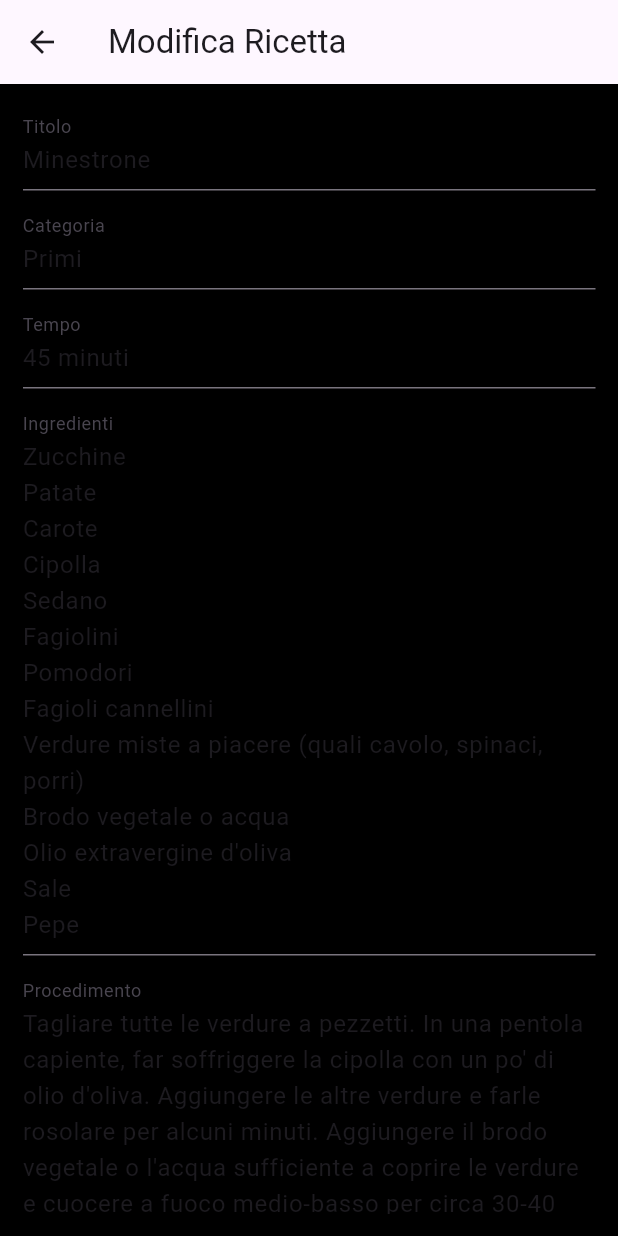
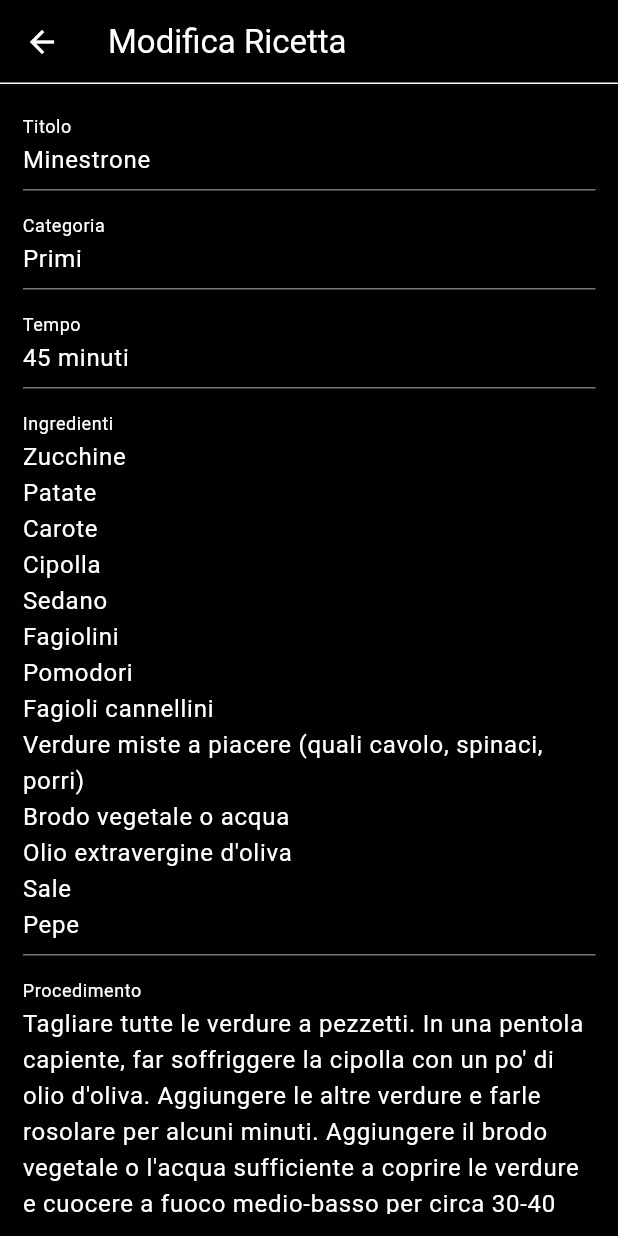
Before and after one commit to iamloll/Lavoro_Gruppo_Flutter_Vem_LA, a Flutter app: the ModifyRecipe screen opened directly, on a phone screen of 412 x 824 dp. Run offline on Flutter 3.47's test engine with Material 3 defaults, Android fonts, the phone set to English and light mode, and no system bars; our stand-ins replace accordion.

Commit message:
Changed text colors and modify recipe

```diff
--- a/zdor_app/lib/services/recipes_service.dart
+++ b/zdor_app/lib/services/recipes_service.dart
@@ -29,7 +29,7 @@ const recipesJson = '''
       "id": "1",
       "title": "Spaghetti alla carbonara",
       "category": "Primi",
-      "image": "assets/images_recipes/carbonara.jpg",
+      "image": "assets/image_recipes/carbonara.jpg",
       "ingredients_list": [
         "Spaghetti",
         "Uova",
@@ -44,7 +44,7 @@ const recipesJson = '''
       "id": "2",
       "title": "Risotto ai funghi",
       "category": "Primi",
-      "image": "assets/images_recipes/risotto_funghi.jpg",
+      "image": "assets/image_recipes/risotto_funghi.jpg",
       "ingredients_list": [
         "Riso",
         "Funghi porcini",
@@ -62,7 +62,7 @@ const recipesJson = '''
       "id": "3",
       "title": "Spaghetti alle vongole",
       "category": "Primi",
-      "image": "assets/images_recipes/spaghetti_vongole.jpg",
+      "image": "assets/image_recipes/spaghetti_vongole.jpg",
       "ingredients_list": [
         "Spaghetti",
         "Vongole",
@@ -79,7 +79,7 @@ const recipesJson = '''
       "id": "4",
       "title": "Lasagne al forno",
       "category": "Primi",
-      "image": "assets/images_recipes/lasagne.jpg",
+      "image": "assets/image_recipes/lasagne.jpg",
       "ingredients_list": [
         "Lasagne",
         "Carne macinata",
@@ -96,7 +96,7 @@ const recipesJson = '''
       "id": "5",
       "title": "Minestrone",
       "category": "Primi",
-      "image": "assets/images_recipes/minestrone.jpg",
+      "image": "assets/image_recipes/minestrone.jpg",
       "ingredients_list": [
         "Zucchine",
         "Patate",
@@ -119,7 +119,7 @@ const recipesJson = '''
       "id": "6",
       "title": "Muffin al cioccolato",
       "category": "Colazione",
-      "image": "assets/images_recipes/muffin_cioccolato.jpg",
+      "image": "assets/image_recipes/muffin_cioccolato.jpg",
       "ingredients_list": [
         "Farina",
         "Zucchero",
@@ -138,7 +138,7 @@ const recipesJson = '''
       "id": "7",
       "title": "Pancake",
       "category": "Colazione",
-      "image": "assets/images_recipes/pancake.jpg",
+      "image": "assets/image_recipes/pancake.jpg",
       "ingredients_list": [
         "Farina",
         "Zucchero",
@@ -155,7 +155,7 @@ const recipesJson = '''
       "id": "8",
       "title": "Croissant alla crema",
       "category": "Colazione",
-      "image": "assets/images_recipes/croissant_crema.jpg",
+      "image": "assets/image_recipes/croissant_crema.jpg",
       "ingredients_list": [
         "Pasta sfoglia",
         "Crema pasticcera",
@@ -169,7 +169,7 @@ const recipesJson = '''
       "id": "9",
       "title": "Uova alla benedict",
       "category": "Colazione",
-      "image": "assets/images_recipes/uova_benedict.jpg",
+      "image": "assets/image_recipes/uova_benedict.jpg",
       "ingredients_list": [
         "Uova",
         "Panini muffin (o altro tipo di pane)",
@@ -186,7 +186,7 @@ const recipesJson = '''
       "id": "10",
       "title": "Bowl di yogurt alla frutta fresca e cereali",
       "category": "Colazione",
-      "image": "assets/images_recipes/bowl_frutta.jpg",
+      "image": "assets/image_recipes/bowl_frutta.jpg",
       "ingredients_list": [
         "Yogurt greco",
         "Frutta fresca (fragole, mirtilli, banane, ecc.)",
@@ -201,7 +201,7 @@ const recipesJson = '''
       "id": "11",
       "title": "Bruschette al pomodoro",
       "category": "Antipasti",
-      "image": "assets/images_recipes/bruschetta.jpg",
+      "image": "assets/image_recipes/bruschetta.jpg",
       "ingredients_list": [
         "Pane rustico",
         "Pomodori maturi",
@@ -218,7 +218,7 @@ const recipesJson = '''
       "id": "12",
       "title": "Carpaccio di manzo",
       "category": "Antipasti",
-      "image": "assets/images_recipes/carpaccio.jpg",
+      "image": "assets/image_recipes/carpaccio.jpg",
       "ingredients_list": [
         "Fettine di manzo",
         "Rucola",
@@ -235,7 +235,7 @@ const recipesJson = '''
       "id": "13",
       "title": "Insalata di mare",
       "category": "Antipasti",
-      "image": "assets/images_recipes/insalata_mare.jpg",
+      "image": "assets/image_recipes/insalata_mare.jpg",
       "ingredients_list": [
         "Frutti di mare misti (cozze, vongole, gamberetti)",
         "Pomodorini ciliegia",
@@ -253,7 +253,7 @@ const recipesJson = '''
       "id": "14",
       "title": "Crostini con pate di olive",
       "category": "Antipasti",
-      "image": "assets/images_recipes/crostini_olive.jpg",
+      "image": "assets/image_recipes/crostini_olive.jpg",
       "ingredients_list": [
         "Pane croccante",
         "Olive nere denocciolate",
@@ -270,7 +270,7 @@ const recipesJson = '''
       "id": "15",
       "title": "Frittelle di zucchine",
       "category": "Antipasti",
-      "image": "assets/images_recipes/frittelle.jpg",
+      "image": "assets/image_recipes/frittelle.jpg",
       "ingredients_list": [
         "Zucchine",
         "Farina",
@@ -289,7 +289,7 @@ const recipesJson = '''
       "id": "16",
       "title": "Pollo al limone",
       "category": "Secondi",
-      "image": "assets/images_recipes/pollo_limone.jpg",
+      "image": "assets/image_recipes/pollo_limone.jpg",
       "ingredients_list": [
         "Petto di pollo",
         "Limoni",
@@ -307,7 +307,7 @@ const recipesJson = '''
       "id": "17",
       "title": "Filetto di branzino al forno",
       "category": "Secondi",
-      "image": "assets/images_recipes/branzino.jpg",
+      "image": "assets/image_recipes/branzino.jpg",
       "ingredients_list": [
         "Filetti di branzino",
         "Limone",
@@ -324,7 +324,7 @@ const recipesJson = '''
       "id": "18",
       "title": "Tagliata di manzo",
       "category": "Secondi",
-      "image": "assets/images_recipes/tagliata.jpg",
+      "image": "assets/image_recipes/tagliata.jpg",
       "ingredients_list": [
         "Bistecca di manzo",
         "Rosmarino",
@@ -340,7 +340,7 @@ const recipesJson = '''
       "id": "19",
       "title": "Polpette di melanzane",
       "category": "Secondi",
-      "image": "assets/images_recipes/polpette_melanzane.jpg",
+      "image": "assets/image_recipes/polpette_melanzane.jpg",
       "ingredients_list": [
         "Melanzane",
         "Pane grattugiato",
@@ -359,7 +359,7 @@ const recipesJson = '''
       "id": "20",
       "title": "Cotoletta alla milanese",
       "category": "Secondi",
-      "image": "assets/images_recipes/cotoletta_milanese.jpg",
+      "image": "assets/image_recipes/cotoletta_milanese.jpg",
       "ingredients_list": [
         "Fettine di carne (vitello, maiale o pollo)",
         "Uova",
@@ -377,7 +377,7 @@ const recipesJson = '''
       "id": "21",
       "title": "Cheesecake alle fragole",
       "category": "Dolci",
-      "image": "assets/images_recipes/cheesecake.jpg",
+      "image": "assets/image_recipes/cheesecake.jpg",
       "ingredients_list": [
         "Biscotti digestive",
         "Burro fuso",
@@ -395,7 +395,7 @@ const recipesJson = '''
       "id": "22",
       "title": "Crostata di frutta",
       "category": "Dolci",
-      "image": "assets/images_recipes/crostata_frutta.jpg",
+      "image": "assets/image_recipes/crostata_frutta.jpg",
       "ingredients_list": [
         "Farina",
         "Burro",
@@ -411,7 +411,7 @@ const recipesJson = '''
       "id": "23",
       "title": "Mousse al cioccolato",
       "category": "Dolci",
-      "image": "assets/images_recipes/mousse_ciocco.jpg",
+      "image": "assets/image_recipes/mousse_ciocco.jpg",
       "ingredients_list": [
         "Cioccolato fondente",
         "Uova",
@@ -425,7 +425,7 @@ const recipesJson = '''
       "id": "24",
       "title": "Cannoli siciliani",
       "category": "Dolci",
-      "image": "assets/images_recipes/cannoli_siciliani.jpg",
+      "image": "assets/image_recipes/cannoli_siciliani.jpg",
       "ingredients_list": [
         "Farina",
         "Zucchero",
@@ -447,7 +447,7 @@ const recipesJson = '''
       "id": "25",
       "title": "Tiramisù",
       "category": "Dolci",
-      "image": "assets/images_recipes/tiramisu.jpg",
+      "image": "assets/image_recipes/tiramisu.jpg",
       "ingredients_list": [
         "Savoiardi",
         "Caffè",
@@ -462,7 +462,7 @@ const recipesJson = '''
       "id": "26",
       "title": "Pizza Margherita",
       "category": "Lievitati",
-      "image": "assets/images_recipes/pizza.jpg",
+      "image": "assets/image_recipes/pizza.jpg",
       "ingredients_list": [
         "Farina",
         "Acqua",
@@ -479,7 +479,7 @@ const recipesJson = '''
       "id": "27",
       "title": "Focaccia",
       "category": "Lievitati",
-      "image": "assets/images_recipes/focaccia.jpg",
+      "image": "assets/image_recipes/focaccia.jpg",
       "ingredients_list": [
         "Farina",
         "Acqua",
@@ -496,7 +496,7 @@ const recipesJson = '''
       "id": "28",
       "title": "Pane ai cereali",
       "category": "Lievitati",
-      "image": "assets/images_recipes/pane_cereali.jpg",
+      "image": "assets/image_recipes/pane_cereali.jpg",
       "ingredients_list": [
         "Farina",
         "Acqua",
@@ -514,7 +514,7 @@ const recipesJson = '''
       "id": "29",
       "title": "Panzerotti",
       "category": "Lievitati",
-      "image": "assets/images_recipes/panzerotti.jpg",
+      "image": "assets/image_recipes/panzerotti.jpg",
       "ingredients_list": [
         "Farina",
         "Acqua",
@@ -534,7 +534,7 @@ const recipesJson = '''
       "id": "30",
       "title": "Gnocco Fritto",
       "category": "Lievitati",
-      "image": "assets/images_recipes/gnocco_fritto.jpg",
+      "image": "assets/image_recipes/gnocco_fritto.jpg",
       "ingredients_list": [
         "Farina",
         "Acqua",
--- a/zdor_app/lib/widgets/horizontal_recipe_card.dart
+++ b/zdor_app/lib/widgets/horizontal_recipe_card.dart
@@ -39,7 +39,7 @@ class _RecipeCardHorizontalState extends State<RecipeCardHorizontal> {
             Colors.black.withOpacity(0.35),
             BlendMode.multiply,
           ),
-          image: NetworkImage(widget.recipe.image ?? ''), // Immagine della ricetta
+          image: AssetImage(widget.recipe.image ?? ''), // Immagine della ricetta
           fit: BoxFit.cover, // Adatta l'immagine per coprire tutto il container
         ),
       ),
--- a/zdor_app/lib/widgets/recipe_card.dart
+++ b/zdor_app/lib/widgets/recipe_card.dart
@@ -41,7 +41,7 @@ class _RecipeCardState extends State<RecipeCard> {
             Colors.black.withOpacity(0.35),
             BlendMode.multiply,
           ),
-          image: NetworkImage(widget.recipe.image ?? ''), // Immagine della ricetta
+          image: AssetImage(widget.recipe.image ?? ''), // Immagine della ricetta
           fit: BoxFit.cover, // Adatta l'immagine per coprire tutto il container
         ),
       ),
--- a/zdor_app/lib/widgets/recipe_detail/recipe_detail_screen.dart
+++ b/zdor_app/lib/widgets/recipe_detail/recipe_detail_screen.dart
@@ -6,12 +6,13 @@ import 'package:zdor_app/services/recipes_service.dart';
 //import 'package:zdor_app/widgets/share_buttons.dart';
 import 'recipe_detail.dart';
 import 'share_recipe.dart';
+import 'package:zdor_app/widgets/style/constant.dart';
 
 import 'package:zdor_app/models/recipe.dart'; // Importa la classe Recipe
 
 class RecipeDetailScreen extends StatelessWidget {
   static const headerStyle = TextStyle(
-      color: Color.fromARGB(255, 255, 255, 255), fontSize: 18, fontWeight: FontWeight.bold);
+      color: kWhiteColor, fontSize: 18, fontWeight: FontWeight.bold);
 
   const RecipeDetailScreen({Key? key});
 
@@ -19,12 +20,12 @@ class RecipeDetailScreen extends StatelessWidget {
   Widget build(BuildContext context) {
     final recipesList = RecipesService().getRecipes(results: 10).toList();
     return Scaffold(
-      backgroundColor: Color.fromARGB(255, 1, 1, 1),
+      backgroundColor: kBlackColor,
       appBar: AppBar(
-        backgroundColor: Color.fromARGB(255, 1, 1, 1),
+        backgroundColor: kBlackColor,
         shape: Border(
             bottom: BorderSide(
-                color: Colors.white,
+                color: kWhiteColor,
                 width: 1
             )
         ),
@@ -33,9 +34,9 @@ class RecipeDetailScreen extends StatelessWidget {
         leading: Builder(
           builder: (BuildContext context) {
             return IconButton(
-              icon: const Icon(Icons.arrow_back, color: Colors.white,),
+              icon: const Icon(Icons.arrow_back, color: kWhiteColor,),
               onPressed: () {
-
+                //Navigator.pop(context);
               },
               tooltip: MaterialLocalizations.of(context).openAppDrawerTooltip,
             );
@@ -43,12 +44,12 @@ class RecipeDetailScreen extends StatelessWidget {
         ),
 
         //Recipe title
-        title: Text(recipesList[4].title!, style: TextStyle(color: Colors.white),),
+        title: Text(recipesList[4].title!, style: TextStyle(color: kWhiteColor)),
 
         //Appbar menu
         actions: <Widget>[
           //menuAccordion(headerStyle: headerStyle)
-          PopupMenuButton(icon: Icon(Icons.menu, color: Colors.white,),itemBuilder: (context) {
+          PopupMenuButton(icon: Icon(Icons.menu, color: kWhiteColor,),itemBuilder: (context) {
             return [
               PopupMenuItem(
                 child: Text("Modifica"),
@@ -117,7 +118,7 @@ class _ModifyRecipeState extends State<ModifyRecipe> {
 
   @override
   Widget build(BuildContext context) {
-    final Recipe selectedRecipe = RecipesService().getRecipes(results: 10).toList()[4];
+    final Recipe selectedRecipe = RecipesService().getRecipes().toList()[4];
 
     _title = selectedRecipe.title;
     _category = selectedRecipe.category;
@@ -126,9 +127,27 @@ class _ModifyRecipeState extends State<ModifyRecipe> {
     _procedure = selectedRecipe.procedure;
 
     return Scaffold(
-      backgroundColor: Colors.black,
+      backgroundColor: kBlackColor,
       appBar: AppBar(
-        title: Text('Modifica Ricetta'),
+        backgroundColor: kBlackColor,
+        title: Text('Modifica Ricetta', style: TextStyle(color: kWhiteColor)),
+        shape: Border(
+            bottom: BorderSide(
+                color: kWhiteColor,
+                width: 1
+            )
+        ),
+        leading: Builder(
+          builder: (BuildContext context) {
+            return IconButton(
+              icon: const Icon(Icons.arrow_back, color: kWhiteColor,),
+              onPressed: () {
+                Navigator.pop(context);  //Return to previous screen
+              },
+              tooltip: MaterialLocalizations.of(context).openAppDrawerTooltip,
+            );
+          },
+        ),
       ),
       body: Padding(
         padding: EdgeInsets.all(15.0),
@@ -137,54 +156,59 @@ class _ModifyRecipeState extends State<ModifyRecipe> {
             crossAxisAlignment: CrossAxisAlignment.stretch,
             children: [
               TextFormField(
+                style: TextStyle(color: kWhiteColor),
                 initialValue: _title,
                 onChanged: (value) {
                   setState(() {
                     _title = value;
                   });
                 },
-                decoration: InputDecoration(labelText: 'Titolo'),
+                decoration: InputDecoration(labelText: 'Titolo', labelStyle: TextStyle(color: kWhiteColor)),
               ),
               SizedBox(height: 10),
               TextFormField(
+                style: TextStyle(color: kWhiteColor),
                 initialValue: _category,
                 onChanged: (value) {
                   setState(() {
                     _category = value;
                   });
                 },
-                decoration: InputDecoration(labelText: 'Categoria'),
+                decoration: InputDecoration(labelText: 'Categoria', labelStyle: TextStyle(color: kWhiteColor)),
               ),
               SizedBox(height: 10),
               TextFormField(
+                style: TextStyle(color: kWhiteColor),
                 initialValue: _prepTime,
                 onChanged: (value) {
                   setState(() {
                     _prepTime = value;
                   });
                 },
-                decoration: InputDecoration(labelText: 'Tempo'),
+                decoration: InputDecoration(labelText: 'Tempo', labelStyle: TextStyle(color: kWhiteColor)),
               ),
               SizedBox(height: 10),
               TextFormField(
+                style: TextStyle(color: kWhiteColor),
                 initialValue: _ingredients,
                 onChanged: (value) {
                   setState(() {
                     _ingredients = value;
                   });
                 },
-                decoration: InputDecoration(labelText: 'Ingredienti'),
+                decoration: InputDecoration(labelText: 'Ingredienti', labelStyle: TextStyle(color: kWhiteColor)),
                 maxLines: null,
               ),
               SizedBox(height: 10),
               TextFormField(
+                style: TextStyle(color: kWhiteColor),
                 initialValue: _procedure,
                 onChanged: (value) {
                   setState(() {
                     _procedure = value;
                   });
                 },
-                decoration: InputDecoration(labelText: 'Procedimento'),
+                decoration: InputDecoration(labelText: 'Procedimento', labelStyle: TextStyle(color: kWhiteColor)),
                 maxLines: null,
               ),
               SizedBox(height: 20),
@@ -198,7 +222,7 @@ class _ModifyRecipeState extends State<ModifyRecipe> {
                   //   procedure: _procedure,
                   // );
                 },
-                child: Text('Salva'),
+                child: Text('Salva', style: TextStyle(color: kBlackColor)),
               ),
             ],
           ),
--- a/zdor_app/lib/widgets/recipe_detail/share_recipe.dart
+++ b/zdor_app/lib/widgets/recipe_detail/share_recipe.dart
@@ -28,7 +28,7 @@ class ShareRecipe extends StatelessWidget {
             child: const TextField(
               decoration: InputDecoration(
                 hintText: 'Inserisci email per condivisione', //Placeholder text
-                contentPadding: EdgeInsets.all(10.0),
+                contentPadding: EdgeInsets.fromLTRB(5, 15, 5, 5),
                 border: InputBorder.none,
               ),
             ),
--- a/zdor_app/pubspec.yaml
+++ b/zdor_app/pubspec.yaml
@@ -63,7 +63,8 @@ flutter:
 
   # To add assets to your application, add an assets section, like this:
   assets:
-    - assets/
+    - assets/icon_social/
+    - assets/image_recipes/
 
   # An image asset can refer to one or more resolution-specific "variants", see
   # https://flutter.dev/assets-and-images/#resolution-aware
```
Also changed, not shown: zdor_app/lib/main.dart (+8 -3 lines), zdor_app/lib/widgets/recipe_detail/recipe_detail.dart (+11 -9 lines).
